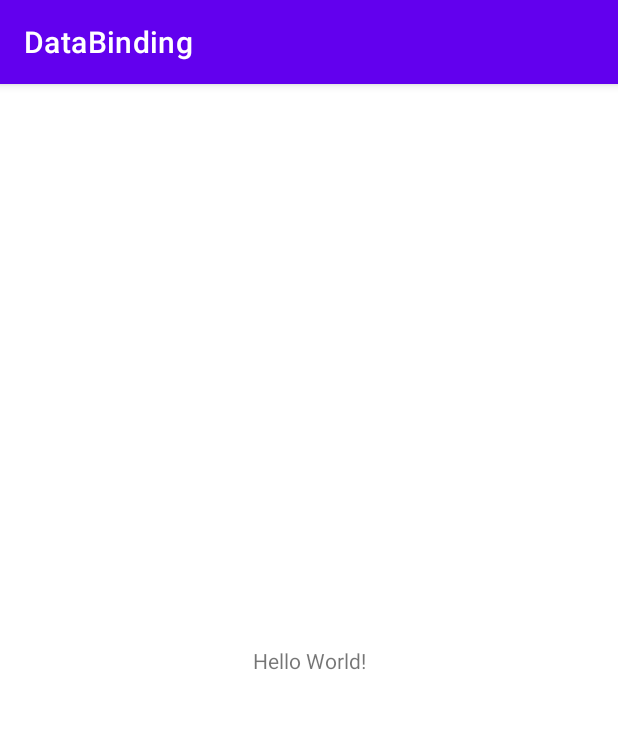
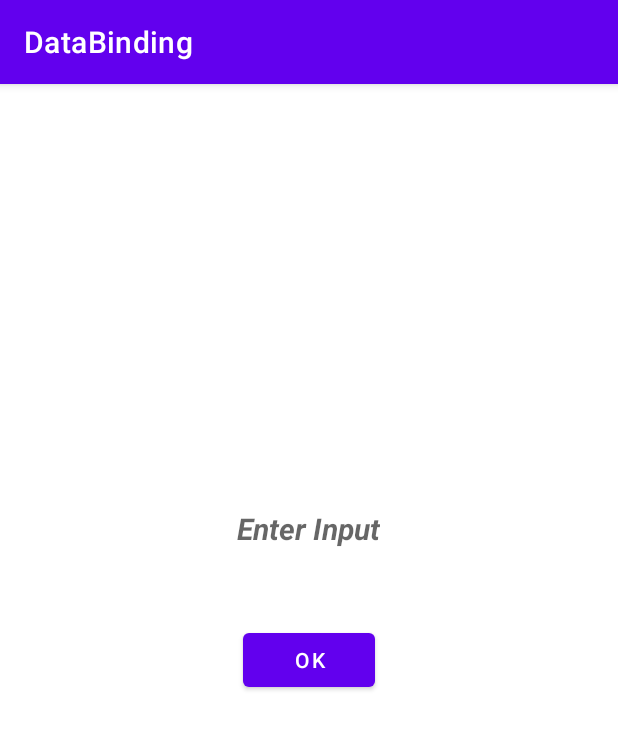
Before and after one commit to VinayTShetty/DataBinding, an Android app: the screen it shows after launch (MainActivity), on a phone screen of 412 x 824 dp. Shown: the top 729 px of the screen. Run offline under Robolectric (Android 15) with nearby library versions, the phone set to English and light mode, and no system bars; our stand-ins replace data binding; 3 statements that could not run were skipped.

Commit message:
Basic DataBinding Using ViewModel.

```diff
--- a/DataBinding/app/build.gradle
+++ b/DataBinding/app/build.gradle
@@ -30,6 +30,13 @@ android {
     kotlinOptions {
         jvmTarget = '1.8'
     }
+
+    /**
+     * Data Binding Dependency.
+     */
+    buildFeatures{
+        dataBinding true
+    }
 }
 
 dependencies {
@@ -41,4 +48,12 @@ dependencies {
     testImplementation 'junit:junit:4.13.2'
     androidTestImplementation 'androidx.test.ext:junit:1.1.4'
     androidTestImplementation 'androidx.test.espresso:espresso-core:3.5.0'
+
+    //Live Data and View Model Dependency
+    def lifecycle_version = "2.5.1"
+    // ViewModel
+    implementation("androidx.lifecycle:lifecycle-viewmodel-ktx:$lifecycle_version")
+    // LiveData
+    implementation("androidx.lifecycle:lifecycle-livedata-ktx:$lifecycle_version")
+
 }
--- a/DataBinding/app/src/main/java/com/example/databinding/MainActivity.kt
+++ b/DataBinding/app/src/main/java/com/example/databinding/MainActivity.kt
@@ -1,10 +1,27 @@
 package com.example.databinding
-
 import androidx.appcompat.app.AppCompatActivity
 import android.os.Bundle
+import androidx.databinding.DataBindingUtil
+import androidx.lifecycle.Observer
+import androidx.lifecycle.ViewModelProvider
+import com.example.databinding.databinding.ActivityMainBinding
+
+
 class MainActivity : AppCompatActivity() {
+    lateinit var binding:ActivityMainBinding
+    lateinit var viewModel: MainViewModel
     override fun onCreate(savedInstanceState: Bundle?) {
         super.onCreate(savedInstanceState)
         setContentView(R.layout.activity_main)
+
+        binding=DataBindingUtil.setContentView(this,R.layout.activity_main)
+        viewModel=ViewModelProvider(this).get(MainViewModel::class.java)
+
+        viewModel.quoteLiveData.observe(this, Observer {
+            binding.dataShowTextView.text=it
+        })
+        binding.submitDataButton.setOnClickListener(){
+            viewModel.upateQuoteData()
+        }
     }
 }
--- /dev/null
+++ b/DataBinding/app/src/main/java/com/example/databinding/MainViewModel.kt
@@ -0,0 +1,13 @@
+package com.example.databinding
+
+import androidx.lifecycle.MutableLiveData
+import androidx.lifecycle.ViewModel
+
+class MainViewModel : ViewModel() {
+
+    val quoteLiveData=MutableLiveData("Vinay Data Not Avaliable")
+
+    fun upateQuoteData(){
+        quoteLiveData.value="Mandira Lakshmi Vinay \n Happy Family"
+    }
+}
--- a/DataBinding/app/src/main/res/layout/activity_main.xml
+++ b/DataBinding/app/src/main/res/layout/activity_main.xml
@@ -1,18 +1,35 @@
 <?xml version="1.0" encoding="utf-8"?>
-<androidx.constraintlayout.widget.ConstraintLayout xmlns:android="http://schemas.android.com/apk/res/android"
+<layout xmlns:android="http://schemas.android.com/apk/res/android"
     xmlns:app="http://schemas.android.com/apk/res-auto"
-    xmlns:tools="http://schemas.android.com/tools"
+    xmlns:tools="http://schemas.android.com/tools">
+
+    <data>
+
+    </data>
+
+    <RelativeLayout
         android:layout_width="match_parent"
         android:layout_height="match_parent"
         tools:context=".MainActivity">
 
         <TextView
+            android:id="@+id/data_Show_textView"
             android:layout_width="wrap_content"
             android:layout_height="wrap_content"
-        android:text="Hello World!"
-        app:layout_constraintBottom_toBottomOf="parent"
-        app:layout_constraintEnd_toEndOf="parent"
-        app:layout_constraintStart_toStartOf="parent"
-        app:layout_constraintTop_toTopOf="parent" />
+            android:hint="Enter Input"
+            android:textStyle="bold|italic"
+            android:textColor="@color/black"
+            android:textSize="20dp"
+            android:layout_centerHorizontal="true"
+            android:layout_above="@+id/submit_data_button"
+            android:layout_marginBottom="50dp">
+        </TextView>
 
-</androidx.constraintlayout.widget.ConstraintLayout>
+        <Button
+            android:id="@+id/submit_data_button"
+            android:layout_width="wrap_content"
+            android:layout_height="wrap_content"
+            android:layout_centerInParent="true"
+            android:text="OK"></Button>
+    </RelativeLayout>
+</layout>
```
Lines whose indentation alone changed are shown as unchanged.
